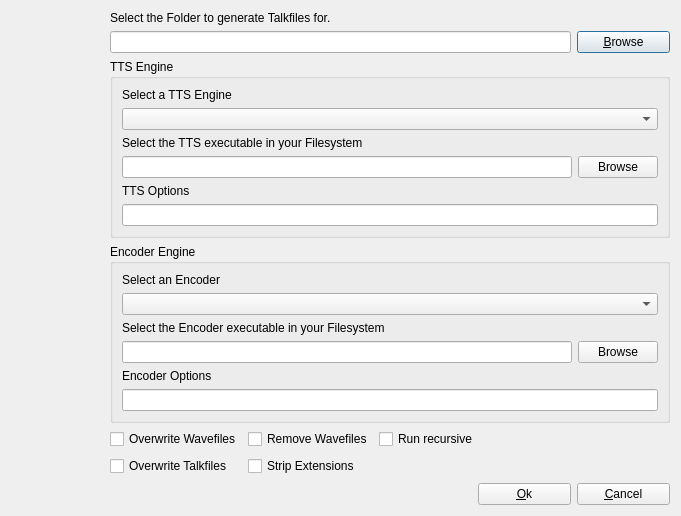
Old version of the form rbutil/rbutilqt/installtalkfrm.ui in the repository Rockbox-Chinese-Community/Rockbox-RCC.
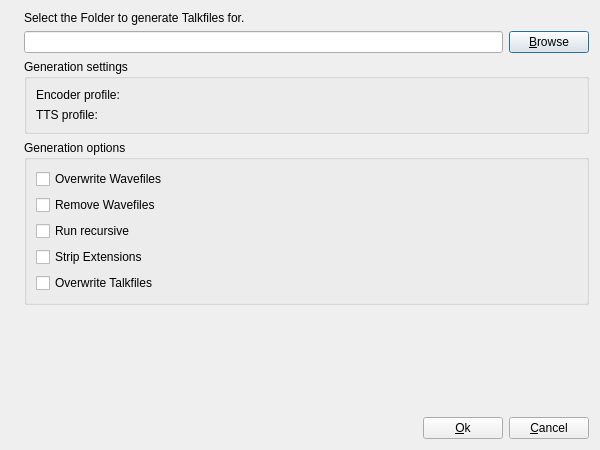
New version of the form. Icons and pictures are not drawn.

Commit message: Completely rework the talk files window: move settings to configuration dialog and add configuration presets. Remove some old cruft from talkfile handling and rely on values from rbutil.ini. Autodetection of executables is missing.

The edit to the form file:
```diff
--- a/rbutil/rbutilqt/installtalkfrm.ui
+++ b/rbutil/rbutilqt/installtalkfrm.ui
@@ -8,15 +8,15 @@
    <rect>
     <x>0</x>
     <y>0</y>
-    <width>681</width>
-    <height>516</height>
+    <width>600</width>
+    <height>450</height>
    </rect>
   </property>
   <property name="windowTitle" >
    <string>Install Talk Files</string>
   </property>
   <layout class="QGridLayout" >
-   <item rowspan="5" row="0" column="0" >
+   <item rowspan="6" row="0" column="0" >
     <widget class="QLabel" name="label" >
      <property name="text" >
       <string/>
@@ -29,17 +29,17 @@
      </property>
     </widget>
    </item>
-   <item row="0" column="1" colspan="5" >
+   <item row="0" column="1" colspan="3" >
     <widget class="QLabel" name="label_2" >
      <property name="text" >
       <string>Select the Folder to generate Talkfiles for.</string>
      </property>
     </widget>
    </item>
-   <item row="1" column="1" colspan="4" >
+   <item row="1" column="1" colspan="2" >
     <widget class="QLineEdit" name="lineTalkFolder" />
    </item>
-   <item row="1" column="5" >
+   <item row="1" column="3" >
     <widget class="QPushButton" name="buttonBrowse" >
      <property name="text" >
       <string>&amp;Browse</string>
@@ -49,134 +49,74 @@
      </property>
     </widget>
    </item>
-   <item row="2" column="1" colspan="5" >
-    <widget class="QGroupBox" name="groupBox" >
-     <property name="title" >
-      <string>TTS Engine</string>
-     </property>
-     <layout class="QGridLayout" >
-      <item row="0" column="0" colspan="2" >
-       <widget class="QLabel" name="label_3" >
-        <property name="text" >
-         <string>Select a TTS Engine</string>
-        </property>
-       </widget>
-      </item>
-      <item row="1" column="0" colspan="2" >
-       <widget class="QComboBox" name="TTScbx" />
-      </item>
-      <item row="2" column="0" colspan="2" >
-       <widget class="QLabel" name="label_4" >
-        <property name="text" >
-         <string>Select the TTS executable in your Filesystem</string>
-        </property>
-       </widget>
-      </item>
-      <item row="3" column="0" >
-       <widget class="QLineEdit" name="TTSpath" />
-      </item>
-      <item row="3" column="1" >
-       <widget class="QPushButton" name="buttonBrowseTTS" >
-        <property name="text" >
-         <string>Browse</string>
-        </property>
-       </widget>
-      </item>
-      <item row="4" column="0" >
-       <widget class="QLabel" name="label_7" >
-        <property name="text" >
-         <string>TTS Options</string>
-        </property>
-       </widget>
-      </item>
-      <item row="5" column="0" colspan="2" >
-       <widget class="QLineEdit" name="TTSOptions" />
-      </item>
-     </layout>
-    </widget>
-   </item>
-   <item row="3" column="1" colspan="5" >
+   <item row="2" column="1" colspan="3" >
     <widget class="QGroupBox" name="groupBox_2" >
      <property name="title" >
-      <string>Encoder Engine</string>
+      <string>Generation settings</string>
      </property>
      <layout class="QGridLayout" >
-      <item row="0" column="0" colspan="2" >
-       <widget class="QLabel" name="label_5" >
+      <item row="0" column="0" >
+       <widget class="QLabel" name="labelEncProfile" >
         <property name="text" >
-         <string>Select an Encoder</string>
+         <string>Encoder profile:</string>
         </property>
        </widget>
       </item>
-      <item row="1" column="0" colspan="2" >
-       <widget class="QComboBox" name="Encodercbx" />
-      </item>
-      <item row="2" column="0" colspan="2" >
-       <widget class="QLabel" name="label_6" >
+      <item row="1" column="0" >
+       <widget class="QLabel" name="labelTtsProfile" >
         <property name="text" >
-         <string>Select the Encoder executable in your Filesystem</string>
+         <string>TTS profile:</string>
         </property>
        </widget>
       </item>
-      <item row="3" column="0" >
-       <widget class="QLineEdit" name="Encoderpath" />
-      </item>
-      <item row="3" column="1" >
-       <widget class="QPushButton" name="buttonBrowseEncoder" >
-        <property name="text" >
-         <string>Browse</string>
-        </property>
-       </widget>
-      </item>
-      <item row="4" column="0" >
-       <widget class="QLabel" name="label_8" >
-        <property name="text" >
-         <string>Encoder Options</string>
-        </property>
-       </widget>
-      </item>
-      <item row="5" column="0" colspan="2" >
-       <widget class="QLineEdit" name="EncoderOptions" />
-      </item>
      </layout>
     </widget>
    </item>
-   <item row="4" column="1" >
+   <item row="3" column="1" colspan="3" >
+    <widget class="QGroupBox" name="groupBox" >
+     <property name="title" >
+      <string>Generation options</string>
+     </property>
+     <layout class="QGridLayout" >
+      <item row="0" column="0" >
     <widget class="QCheckBox" name="OverwriteWav" >
      <property name="text" >
       <string>Overwrite Wavefiles</string>
      </property>
     </widget>
    </item>
-   <item row="4" column="2" >
+      <item row="1" column="0" >
     <widget class="QCheckBox" name="RemoveWav" >
      <property name="text" >
       <string>Remove Wavefiles</string>
      </property>
     </widget>
    </item>
-   <item row="4" column="3" colspan="2" >
+      <item row="2" column="0" >
     <widget class="QCheckBox" name="recursive" >
      <property name="text" >
       <string>Run recursive</string>
      </property>
     </widget>
    </item>
-   <item row="5" column="1" >
-    <widget class="QCheckBox" name="OverwriteTalk" >
-     <property name="text" >
-      <string>Overwrite Talkfiles</string>
-     </property>
-    </widget>
-   </item>
-   <item row="5" column="2" >
+      <item row="3" column="0" >
     <widget class="QCheckBox" name="StripExtensions" >
      <property name="text" >
       <string>Strip Extensions</string>
      </property>
     </widget>
    </item>
-   <item row="5" column="4" >
+      <item row="4" column="0" >
+       <widget class="QCheckBox" name="OverwriteTalk" >
+        <property name="text" >
+         <string>Overwrite Talkfiles</string>
+        </property>
+       </widget>
+      </item>
+     </layout>
+    </widget>
+   </item>
+   <item row="4" column="2" >
     <spacer>
      <property name="orientation" >
       <enum>Qt::Vertical</enum>
@@ -184,12 +124,12 @@
      <property name="sizeHint" >
       <size>
        <width>20</width>
-       <height>111</height>
+       <height>40</height>
       </size>
      </property>
     </spacer>
    </item>
-   <item row="6" column="1" colspan="3" >
+   <item row="5" column="1" >
     <spacer>
      <property name="orientation" >
       <enum>Qt::Horizontal</enum>
@@ -202,7 +142,7 @@
      </property>
     </spacer>
    </item>
-   <item row="6" column="4" colspan="2" >
+   <item row="5" column="2" colspan="2" >
     <layout class="QHBoxLayout" >
      <item>
       <widget class="QPushButton" name="buttonOk" >
```
Lines whose indentation alone changed are shown as unchanged. The commit also changes 11 other files.
